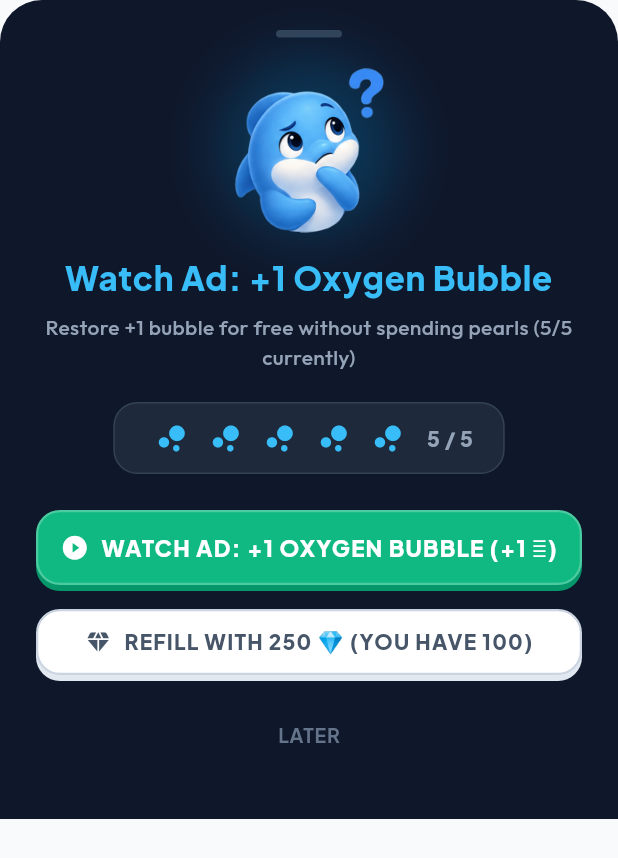
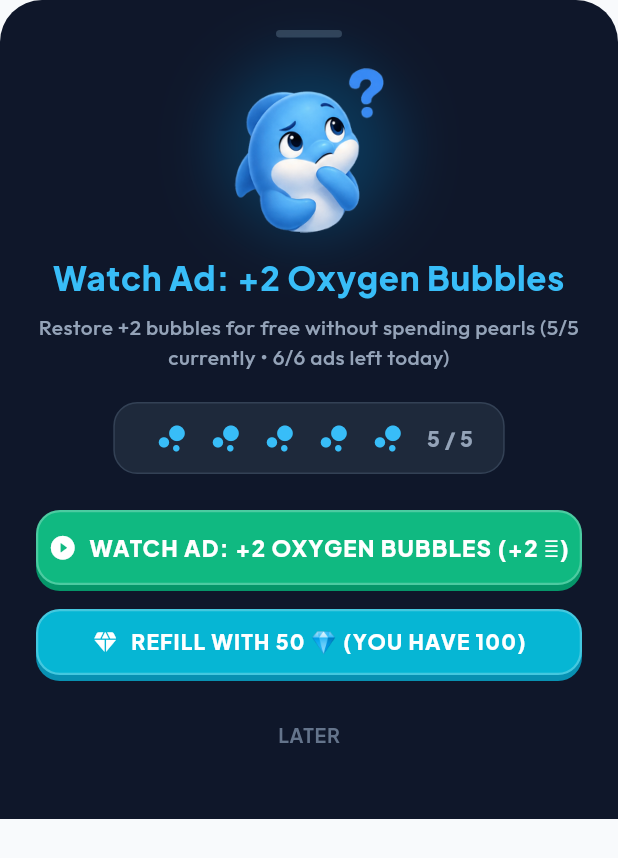
Before and after one commit to amol410/DolphinFlutter, a Flutter app: the OutOfOxygenSheet widget shown alone on an empty page, opened directly, on a phone screen of 412 x 824 dp. Shown: the top 858 px of the screen. Run offline on Flutter 3.47's test engine with Material 3 defaults, Android fonts, the phone set to English and light mode, and no system bars; our stand-ins replace audioplayers, cached_network_image, dio, flutter_html, flutter_riverpod, flutter_secure_storage and 12 more; accounts and stored records are empty; network calls fail.

Commit message:
feat(ads): switch to verified Play AdMob IDs, interstitial every 3 lessons, +2 oxygen reward with 6/day cap, v1.2.11+16

```diff
--- a/app_version.json
+++ b/app_version.json
@@ -1,6 +1,6 @@
 {
-  "min_required_version": 15,
-  "latest_version_name": "1.2.10",
+  "min_required_version": 16,
+  "latest_version_name": "1.2.11",
   "update_url": "https://play.google.com/store/apps/details?id=com.dolphincoder.lms",
   "title": "Update Required",
   "message": "A new version of LingoDolphy is available with exciting new lessons, drills, and performance improvements. Please update from Google Play to continue!"
--- a/lib/core/constants/app_constants.dart
+++ b/lib/core/constants/app_constants.dart
@@ -8,14 +8,14 @@ class AppConstants {
   static const String apiBaseUrlKey = 'api_base_url';
 
   // Version & Update Control
-  static const int currentBuildNumber = 15;
+  static const int currentBuildNumber = 16;
   static const String versionCheckUrl = 'https://dolphincoder.com/app_version.json';
   static const String playStoreUrl = 'https://play.google.com/store/apps/details?id=com.dolphincoder.lms';
 
-  // Google AdMob Configuration
-  static const String adMobAppId = 'ca-app-pub-6038618318911032~7984081507';
-  static const String adMobRewardedAdUnitId = 'ca-app-pub-6038618318911032/8796593593';
-  static const String adMobInterstitialAdUnitId = 'ca-app-pub-6038618318911032/2646005241';
+  // Google AdMob Configuration (Verified Google Play Listing)
+  static const String adMobAppId = 'ca-app-pub-6038618318911032~9968150974';
+  static const String adMobRewardedAdUnitId = 'ca-app-pub-6038618318911032/1291353098';
+  static const String adMobInterstitialAdUnitId = 'ca-app-pub-6038618318911032/3647934028';
 
   // Legal & Compliance URLs
   static const String privacyPolicyUrl = 'https://dolphincoder.com/privacy';
--- a/lib/core/services/ad_service.dart
+++ b/lib/core/services/ad_service.dart
@@ -21,9 +21,22 @@ class AdService {
 
   // Duolingo-style Lesson Frequency Counter
   static const String _kLessonCounterKey = 'lessons_completed_since_last_ad';
-  static const int _kLessonsPerAd = 2; // Show interstitial ad every 2 completed lessons
+  static const int _kLessonsPerAd = 3; // Show interstitial ad every 3 completed lessons
 
   static int get lessonsPerAd => _kLessonsPerAd;
+
+  // Daily Rewarded Ads Cap (Max 6 per day)
+  static const int maxRewardedAdsPerDay = 6;
+  static const String _kRewardedAdCountKey = 'rewarded_ads_count_today';
+  static const String _kRewardedAdDateKey = 'rewarded_ads_date_today';
+
+  int _rewardedAdsToday = 0;
+  String _todayDateStr = '';
+
+  int get rewardedAdsToday => _rewardedAdsToday;
+  bool get canWatchRewardedAdToday => _rewardedAdsToday < maxRewardedAdsPerDay;
+  int get remainingRewardedAdsToday =>
+      (maxRewardedAdsPerDay - _rewardedAdsToday).clamp(0, maxRewardedAdsPerDay);
 
   /// Ad Unit ID for rewarded ads
   static String get rewardedAdUnitId {
@@ -53,11 +66,52 @@ class AdService {
   Future<void> init() async {
     try {
       await MobileAds.instance.initialize();
+      await loadDailyRewardedAdCount();
       loadRewardedAd();
       await loadInterstitialAd();
     } catch (e) {
       debugPrint('AdService init error: $e');
     }
+  }
+
+  /// Load daily rewarded ad count from SharedPreferences
+  Future<int> loadDailyRewardedAdCount() async {
+    try {
+      final prefs = await SharedPreferences.getInstance();
+      final now = DateTime.now();
+      final today = '${now.year.toString().padLeft(4, '0')}-${now.month.toString().padLeft(2, '0')}-${now.day.toString().padLeft(2, '0')}';
+      _todayDateStr = today;
+      final storedDate = prefs.getString(_kRewardedAdDateKey);
+      if (storedDate != today) {
+        await prefs.setString(_kRewardedAdDateKey, today);
+        await prefs.setInt(_kRewardedAdCountKey, 0);
+        _rewardedAdsToday = 0;
+      } else {
+        _rewardedAdsToday = prefs.getInt(_kRewardedAdCountKey) ?? 0;
+      }
+    } catch (e) {
+      debugPrint('Error loading daily rewarded ad count: $e');
+    }
+    return _rewardedAdsToday;
+  }
+
+  /// Increment rewarded ad count after completing an ad
+  Future<int> incrementRewardedAdCount() async {
+    try {
+      final prefs = await SharedPreferences.getInstance();
+      final now = DateTime.now();
+      final today = '${now.year.toString().padLeft(4, '0')}-${now.month.toString().padLeft(2, '0')}-${now.day.toString().padLeft(2, '0')}';
+      if (_todayDateStr != today) {
+        _todayDateStr = today;
+        _rewardedAdsToday = 0;
+      }
+      _rewardedAdsToday++;
+      await prefs.setString(_kRewardedAdDateKey, today);
+      await prefs.setInt(_kRewardedAdCountKey, _rewardedAdsToday);
+    } catch (e) {
+      debugPrint('Error incrementing daily rewarded ad count: $e');
+    }
+    return _rewardedAdsToday;
   }
 
   // ==========================================
@@ -104,6 +158,11 @@ class AdService {
     Function(String message)? onAdDismissed,
     Function(String error)? onAdFailed,
   }) {
+    if (!canWatchRewardedAdToday) {
+      onAdFailed?.call('Daily ad limit reached (6/6). Come back tomorrow or refill with Pearls!');
+      return;
+    }
+
     if (_rewardedAd == null) {
       loadRewardedAd();
       onAdFailed?.call('Ad is preparing, please try again in a few seconds.');
@@ -130,8 +189,9 @@ class AdService {
 
     _rewardedAd!.setImmersiveMode(true);
     _rewardedAd!.show(
-      onUserEarnedReward: (AdWithoutView ad, RewardItem reward) {
+      onUserEarnedReward: (AdWithoutView ad, RewardItem reward) async {
         debugPrint('User earned reward: ${reward.amount} ${reward.type}');
+        await incrementRewardedAdCount();
         onUserEarnedReward();
       },
     );
--- a/lib/features/gamification/screens/shop_screen.dart
+++ b/lib/features/gamification/screens/shop_screen.dart
@@ -111,25 +111,33 @@ class ShopScreen extends ConsumerWidget {
             ),
             const SizedBox(height: 10),
 
-            // Ad Reward 1: Free +1 Oxygen Bubble
-            _buildRewardedShopItem(
+            // Ad Reward 1: Free +2 Oxygen Bubbles (Max 6 ads/day)
+            Builder(
+              builder: (context) {
+                final canWatchOxygenAd = AdService().canWatchRewardedAdToday;
+                final adsRemaining = AdService().remainingRewardedAdsToday;
+                return _buildRewardedShopItem(
                   context,
                   icon: '🎬',
-              badge: '+1 BUBBLE',
-              title: 'Watch Ad: +1 Oxygen Bubble',
-              subtitle: 'Restore +1 bubble for free without spending pearls ($oxygen/5 currently)',
-              buttonText: oxygen >= 5 ? 'FULL' : 'WATCH AD',
-              isActionable: oxygen < 5,
+                  badge: '+2 BUBBLES',
+                  title: 'Watch Ad: +2 Oxygen Bubbles',
+                  subtitle: canWatchOxygenAd
+                      ? 'Restore +2 bubbles for free without spending pearls ($oxygen/5 currently • $adsRemaining/6 ads left today)'
+                      : 'Daily ad limit reached (6/6). Refill with pearls or wait for passive regen ($oxygen/5 currently)',
+                  buttonText: oxygen >= 5
+                      ? 'FULL'
+                      : (!canWatchOxygenAd ? 'MAX (6/6)' : 'WATCH AD'),
+                  isActionable: oxygen < 5 && canWatchOxygenAd,
                   buttonColor: const Color(0xFF10B981),
                   shadowColor: const Color(0xFF059669),
                   onWatch: () {
                     AdService().showRewardedAd(
                       onUserEarnedReward: () async {
-                    await ref.read(gamificationStatusProvider.notifier).claimAdReward('oxygen', 1);
+                        await ref.read(gamificationStatusProvider.notifier).claimAdReward('oxygen', 2);
                         if (context.mounted) {
                           ScaffoldMessenger.of(context).showSnackBar(
                             const SnackBar(
-                          content: Text('🎉 Ad reward granted! +1 Oxygen bubble added! 🫧'),
+                              content: Text('🎉 Ad reward granted! +2 Oxygen bubbles added! 🫧'),
                               backgroundColor: Color(0xFF059669),
                               behavior: SnackBarBehavior.floating,
                             ),
@@ -142,6 +150,8 @@ class ShopScreen extends ConsumerWidget {
                             SnackBar(content: Text(error), behavior: SnackBarBehavior.floating),
                           );
                         }
+                      },
+                    );
                   },
                 );
               },
--- a/lib/shared/widgets/out_of_oxygen_dialog.dart
+++ b/lib/shared/widgets/out_of_oxygen_dialog.dart
@@ -41,14 +41,14 @@ class _OutOfOxygenSheetState extends ConsumerState<OutOfOxygenSheet> {
         if (!mounted) return;
         setState(() => _isLoadingAd = false);
 
-        await ref.read(gamificationStatusProvider.notifier).claimAdReward('oxygen', 1);
+        await ref.read(gamificationStatusProvider.notifier).claimAdReward('oxygen', 2);
 
         if (!mounted) return;
         Navigator.of(context).pop();
 
         ScaffoldMessenger.of(context).showSnackBar(
           const SnackBar(
-            content: Text('🎉 Ad reward granted! +1 Oxygen bubble added! 🫧'),
+            content: Text('🎉 Ad reward granted! +2 Oxygen bubbles added! 🫧'),
             backgroundColor: Color(0xFF059669),
             behavior: SnackBarBehavior.floating,
           ),
@@ -76,10 +76,10 @@ class _OutOfOxygenSheetState extends ConsumerState<OutOfOxygenSheet> {
     final status = ref.read(gamificationStatusProvider).value;
     final pearls = status?.pearls ?? 0;
 
-    if (pearls < 250) {
+    if (pearls < 50) {
       ScaffoldMessenger.of(context).showSnackBar(
         const SnackBar(
-          content: Text('Not enough pearls! Watch a quick video to refill for free 🎬'),
+          content: Text('Not enough pearls (need 50 💎)! Watch a quick video to refill for free 🎬'),
           behavior: SnackBarBehavior.floating,
         ),
       );
@@ -151,7 +151,7 @@ class _OutOfOxygenSheetState extends ConsumerState<OutOfOxygenSheet> {
 
           // Header Title
           Text(
-            'Watch Ad: +1 Oxygen Bubble',
+            'Watch Ad: +2 Oxygen Bubbles',
             textAlign: TextAlign.center,
             style: GoogleFonts.plusJakartaSans(
               fontSize: 22,
@@ -163,8 +163,14 @@ class _OutOfOxygenSheetState extends ConsumerState<OutOfOxygenSheet> {
           const SizedBox(height: 8),
 
           // Subtitle
-          Text(
-            'Restore +1 bubble for free without spending pearls ($oxygen/5 currently)',
+          Builder(
+            builder: (context) {
+              final canWatch = AdService().canWatchRewardedAdToday;
+              final adsRemaining = AdService().remainingRewardedAdsToday;
+              return Text(
+                canWatch
+                    ? 'Restore +2 bubbles for free without spending pearls ($oxygen/5 currently • $adsRemaining/6 ads left today)'
+                    : 'Daily ad limit reached (6/6). Refill with pearls or wait for passive regen ($oxygen/5 currently)',
                 textAlign: TextAlign.center,
                 style: GoogleFonts.outfit(
                   fontSize: 14,
@@ -172,6 +178,8 @@ class _OutOfOxygenSheetState extends ConsumerState<OutOfOxygenSheet> {
                   color: const Color(0xFF94A3B8),
                   height: 1.4,
                 ),
+              );
+            },
           ),
           const SizedBox(height: 20),
 
@@ -211,23 +219,30 @@ class _OutOfOxygenSheetState extends ConsumerState<OutOfOxygenSheet> {
           ),
           const SizedBox(height: 24),
 
-          // PRIMARY OPT-IN: Watch Rewarded Ad (Free +1 Oxygen Bubble)
-          TactileGameButton(
-            text: 'WATCH AD: +1 OXYGEN BUBBLE (+1 🫧)',
-            icon: Icons.play_circle_fill_rounded,
-            variant: GameButtonVariant.success,
+          // PRIMARY OPT-IN: Watch Rewarded Ad (Free +2 Oxygen Bubbles, max 6/day)
+          Builder(
+            builder: (context) {
+              final canWatch = AdService().canWatchRewardedAdToday;
+              return TactileGameButton(
+                text: canWatch
+                    ? 'WATCH AD: +2 OXYGEN BUBBLES (+2 🫧)'
+                    : 'DAILY AD LIMIT REACHED (6/6 TODAY)',
+                icon: canWatch ? Icons.play_circle_fill_rounded : Icons.lock_clock_rounded,
+                variant: canWatch ? GameButtonVariant.success : GameButtonVariant.outline,
                 height: 54,
                 fontSize: 15,
                 isLoading: _isLoadingAd,
-            onPressed: _isLoadingAd ? null : _watchAdToRefill,
+                onPressed: (!canWatch || _isLoadingAd) ? null : _watchAdToRefill,
+              );
+            },
           ),
           const SizedBox(height: 12),
 
-          // SECONDARY OPT-IN: Pay with Pearls
+          // SECONDARY OPT-IN: Pay with Pearls (Cost: 50 Pearls)
           TactileGameButton(
-            text: 'REFILL WITH 250 💎 (You have $pearls)',
+            text: 'REFILL WITH 50 💎 (You have $pearls)',
             icon: Icons.diamond_rounded,
-            variant: pearls >= 250 ? GameButtonVariant.primary : GameButtonVariant.outline,
+            variant: pearls >= 50 ? GameButtonVariant.primary : GameButtonVariant.outline,
             height: 48,
             fontSize: 14,
             isLoading: _isSpendingPearls,
--- a/pubspec.yaml
+++ b/pubspec.yaml
@@ -1,7 +1,7 @@
 name: dolphincoder
 description: DolphinCoder LMS — Mobile Learning App
 publish_to: 'none'
-version: 1.2.10+15
+version: 1.2.11+16
 
 environment:
   sdk: '>=3.3.0 <4.0.0'
```
Also changed, not shown: 1 other file. Lines whose indentation alone changed are shown as unchanged.
